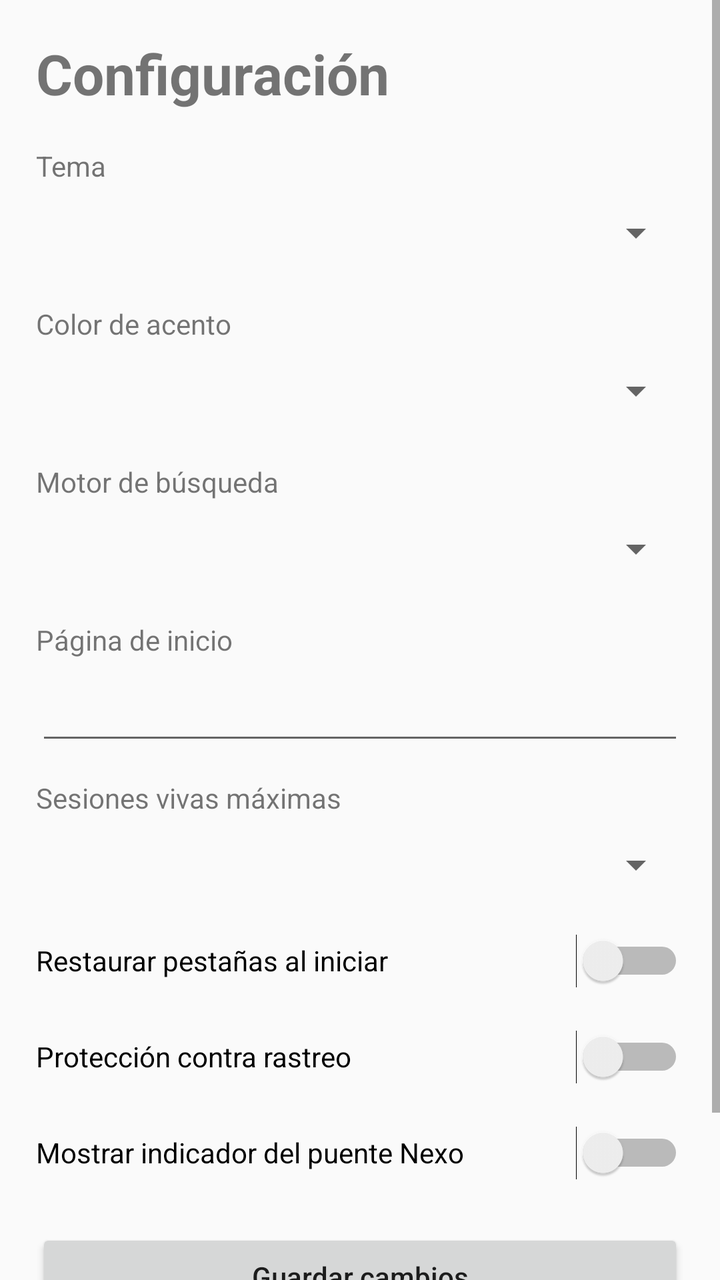
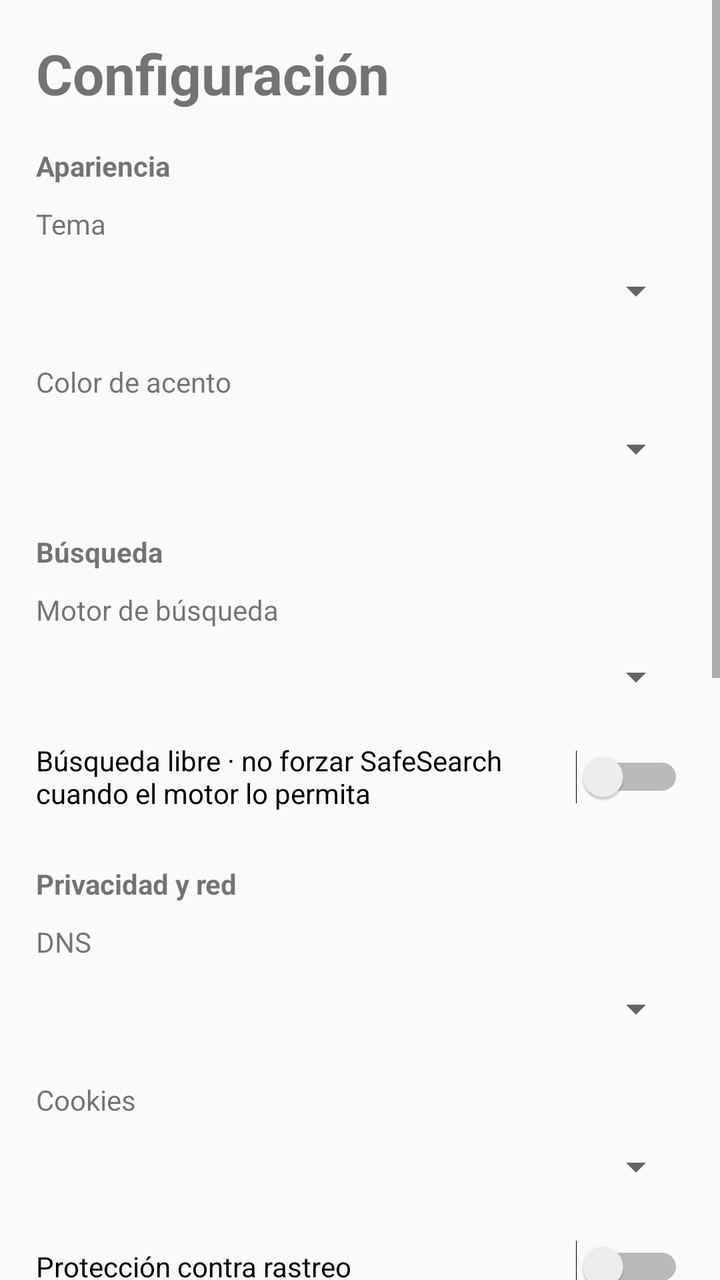

Before-and-after screenshots of an Android layout around one commit, followed by the original layout XML and the change that was made.
<!-- AndroidManifest.xml: application theme android:Theme.Material.Light.NoActionBar -->
<!-- res/layout/activity_settings.xml -->
<?xml version="1.0" encoding="utf-8"?>
<ScrollView xmlns:android="http://schemas.android.com/apk/res/android"
    android:id="@+id/settingsRoot"
    android:layout_width="match_parent"
    android:layout_height="match_parent">
    <LinearLayout
        android:layout_width="match_parent"
        android:layout_height="wrap_content"
        android:orientation="vertical"
        android:padding="18dp">
        <TextView
            android:id="@+id/settingsTitle"
            android:layout_width="match_parent"
            android:layout_height="wrap_content"
            android:text="Configuración"
            android:textSize="28sp"
            android:textStyle="bold" />
        <TextView android:layout_width="match_parent" android:layout_height="wrap_content"
            android:layout_marginTop="18dp" android:text="Tema" />
        <Spinner android:id="@+id/themeSpinner"
            android:layout_width="match_parent" android:layout_height="48dp" />
        <TextView android:layout_width="match_parent" android:layout_height="wrap_content"
            android:layout_marginTop="12dp" android:text="Color de acento" />
        <Spinner android:id="@+id/accentSpinner"
            android:layout_width="match_parent" android:layout_height="48dp" />
        <TextView android:layout_width="match_parent" android:layout_height="wrap_content"
            android:layout_marginTop="12dp" android:text="Motor de búsqueda" />
        <Spinner android:id="@+id/searchSpinner"
            android:layout_width="match_parent" android:layout_height="48dp" />
        <TextView android:layout_width="match_parent" android:layout_height="wrap_content"
            android:layout_marginTop="12dp" android:text="Página de inicio" />
        <EditText android:id="@+id/homePageEdit"
            android:layout_width="match_parent" android:layout_height="48dp"
            android:inputType="textUri" android:singleLine="true" />
        <TextView android:layout_width="match_parent" android:layout_height="wrap_content"
            android:layout_marginTop="12dp" android:text="Sesiones vivas máximas" />
        <Spinner android:id="@+id/liveTabsSpinner"
            android:layout_width="match_parent" android:layout_height="48dp" />
        <Switch android:id="@+id/restoreTabsSwitch"
            android:layout_width="match_parent" android:layout_height="48dp"
            android:text="Restaurar pestañas al iniciar" />
        <Switch android:id="@+id/trackingSwitch"
            android:layout_width="match_parent" android:layout_height="48dp"
            android:text="Protección contra rastreo" />
        <Switch android:id="@+id/badgeSwitch"
            android:layout_width="match_parent" android:layout_height="48dp"
            android:text="Mostrar indicador del puente Nexo" />
        <Button android:id="@+id/saveSettingsButton"
            android:layout_width="match_parent" android:layout_height="48dp"
            android:layout_marginTop="14dp" android:text="Guardar cambios"
            android:textAllCaps="false" />
        <Button android:id="@+id/clearDataButton"
            android:layout_width="match_parent" android:layout_height="48dp"
            android:layout_marginTop="8dp"
            android:text="Borrar cookies, caché e historial"
            android:textAllCaps="false" />
    </LinearLayout>
</ScrollView>
<!-- resources referenced by this layout -->
<resources>

</resources>

<!-- the commit's change to res/layout/activity_settings.xml (unified diff, before → after) -->
@@ -8,51 +8,80 @@
         android:layout_height="wrap_content"
         android:orientation="vertical"
         android:padding="18dp">
-        <TextView
-            android:id="@+id/settingsTitle"
-            android:layout_width="match_parent"
-            android:layout_height="wrap_content"
-            android:text="Configuración"
-            android:textSize="28sp"
-            android:textStyle="bold" />
+
+        <TextView android:id="@+id/settingsTitle"
+            android:layout_width="match_parent" android:layout_height="wrap_content"
+            android:text="Configuración" android:textSize="28sp" android:textStyle="bold" />
+
         <TextView android:layout_width="match_parent" android:layout_height="wrap_content"
-            android:layout_marginTop="18dp" android:text="Tema" />
+            android:layout_marginTop="18dp" android:text="Apariencia" android:textStyle="bold" />
+        <TextView android:layout_width="match_parent" android:layout_height="wrap_content"
+            android:layout_marginTop="10dp" android:text="Tema" />
         <Spinner android:id="@+id/themeSpinner"
             android:layout_width="match_parent" android:layout_height="48dp" />
         <TextView android:layout_width="match_parent" android:layout_height="wrap_content"
             android:layout_marginTop="12dp" android:text="Color de acento" />
         <Spinner android:id="@+id/accentSpinner"
             android:layout_width="match_parent" android:layout_height="48dp" />
+
         <TextView android:layout_width="match_parent" android:layout_height="wrap_content"
-            android:layout_marginTop="12dp" android:text="Motor de búsqueda" />
+            android:layout_marginTop="18dp" android:text="Búsqueda" android:textStyle="bold" />
+        <TextView android:layout_width="match_parent" android:layout_height="wrap_content"
+            android:layout_marginTop="10dp" android:text="Motor de búsqueda" />
         <Spinner android:id="@+id/searchSpinner"
             android:layout_width="match_parent" android:layout_height="48dp" />
+        <Switch android:id="@+id/freeSearchSwitch"
+            android:layout_width="match_parent" android:layout_height="52dp"
+            android:text="Búsqueda libre · no forzar SafeSearch cuando el motor lo permita" />
+
         <TextView android:layout_width="match_parent" android:layout_height="wrap_content"
-            android:layout_marginTop="12dp" android:text="Página de inicio" />
+            android:layout_marginTop="18dp" android:text="Privacidad y red" android:textStyle="bold" />
+        <TextView android:layout_width="match_parent" android:layout_height="wrap_content"
+            android:layout_marginTop="10dp" android:text="DNS" />
+        <Spinner android:id="@+id/dnsSpinner"
+            android:layout_width="match_parent" android:layout_height="48dp" />
+        <TextView android:layout_width="match_parent" android:layout_height="wrap_content"
+            android:layout_marginTop="12dp" android:text="Cookies" />
+        <Spinner android:id="@+id/cookiesSpinner"
+            android:layout_width="match_parent" android:layout_height="48dp" />
+        <Switch android:id="@+id/trackingSwitch"
+            android:layout_width="match_parent" android:layout_height="52dp"
+            android:text="Protección contra rastreo" />
+        <Switch android:id="@+id/gpcSwitch"
+            android:layout_width="match_parent" android:layout_height="52dp"
+            android:text="Global Privacy Control" />
+        <Switch android:id="@+id/httpsOnlySwitch"
+            android:layout_width="match_parent" android:layout_height="52dp"
+            android:text="Modo solo HTTPS" />
+
+        <TextView android:layout_width="match_parent" android:layout_height="wrap_content"
+            android:layout_marginTop="18dp" android:text="Pestañas y rendimiento" android:textStyle="bold" />
+        <Switch android:id="@+id/restoreTabsSwitch"
+            android:layout_width="match_parent" android:layout_height="52dp"
+            android:text="Restaurar pestañas y estado de navegación" />
+        <TextView android:layout_width="match_parent" android:layout_height="wrap_content"
+            android:layout_marginTop="10dp" android:text="Pestañas vivas máximas" />
+        <Spinner android:id="@+id/liveTabsSpinner"
+            android:layout_width="match_parent" android:layout_height="48dp" />
+
+        <TextView android:layout_width="match_parent" android:layout_height="wrap_content"
+            android:layout_marginTop="18dp" android:text="Página de inicio" />
         <EditText android:id="@+id/homePageEdit"
             android:layout_width="match_parent" android:layout_height="48dp"
             android:inputType="textUri" android:singleLine="true" />
-        <TextView android:layout_width="match_parent" android:layout_height="wrap_content"
-            android:layout_marginTop="12dp" android:text="Sesiones vivas máximas" />
-        <Spinner android:id="@+id/liveTabsSpinner"
-            android:layout_width="match_parent" android:layout_height="48dp" />
-        <Switch android:id="@+id/restoreTabsSwitch"
-            android:layout_width="match_parent" android:layout_height="48dp"
-            android:text="Restaurar pestañas al iniciar" />
-        <Switch android:id="@+id/trackingSwitch"
-            android:layout_width="match_parent" android:layout_height="48dp"
-            android:text="Protección contra rastreo" />
+
         <Switch android:id="@+id/badgeSwitch"
-            android:layout_width="match_parent" android:layout_height="48dp"
+            android:layout_width="match_parent" android:layout_height="52dp"
             android:text="Mostrar indicador del puente Nexo" />
+
         <Button android:id="@+id/saveSettingsButton"
-            android:layout_width="match_parent" android:layout_height="48dp"
-            android:layout_marginTop="14dp" android:text="Guardar cambios"
+            android:layout_width="match_parent" android:layout_height="50dp"
+            android:layout_marginTop="16dp" android:text="Guardar cambios"
             android:textAllCaps="false" />
         <Button android:id="@+id/clearDataButton"
-            android:layout_width="match_parent" android:layout_height="48dp"
+            android:layout_width="match_parent" android:layout_height="50dp"
             android:layout_marginTop="8dp"
-            android:text="Borrar cookies, caché e historial"
+            android:text="Borrar cookies, caché, miniaturas e historial"
             android:textAllCaps="false" />
     </LinearLayout>
 </ScrollView>
